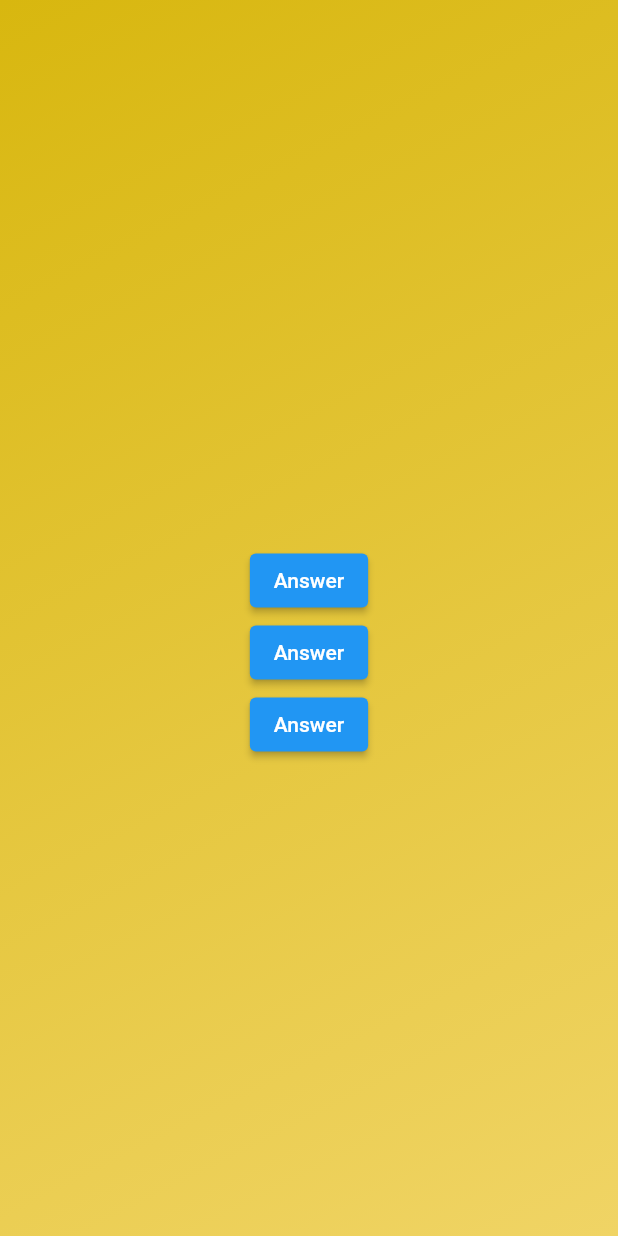
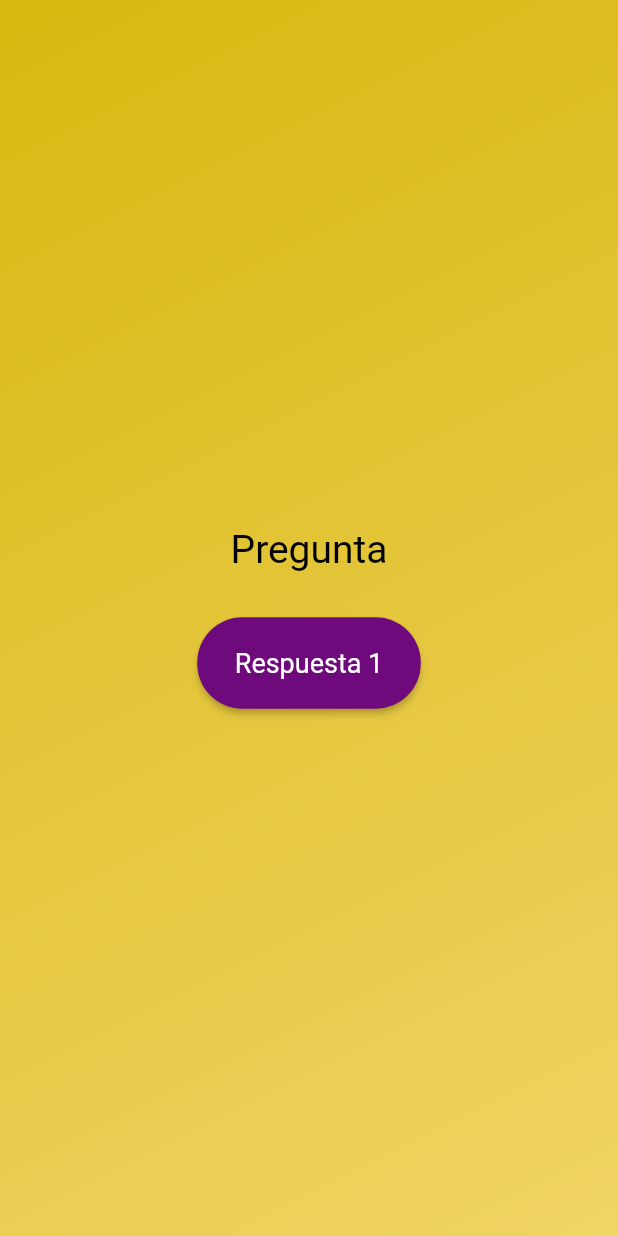
Before and after one commit to ricardozuritadev/flutter_movie_quiz_app, a Flutter app: the screen it shows after launch, after a tap on "Empezar", on a phone screen of 412 x 824 dp. Run offline on Flutter 3.47's test engine with Material 2 defaults, Android fonts, the phone set to English and light mode, and no system bars.

Commit message:
Implement AnswerButton widget

```diff
--- a/lib/questions_screen.dart
+++ b/lib/questions_screen.dart
@@ -1,4 +1,5 @@
 import 'package:flutter/material.dart';
+import 'package:quizz/answer_button.dart';
 
 class QuestionsScreen extends StatefulWidget {
   const QuestionsScreen({super.key});
@@ -17,13 +18,17 @@ class _QuestionsScreenState extends State<QuestionsScreen> {
       child: Column(
         mainAxisAlignment: MainAxisAlignment.center,
         children: [
-          const Text(''),
+          const Text(
+            'Pregunta',
+            style: TextStyle(color: Colors.black, fontSize: 26),
+          ),
           const SizedBox(
             height: 30,
           ),
-          ElevatedButton(onPressed: () {}, child: const Text('Answer')),
-          ElevatedButton(onPressed: () {}, child: const Text('Answer')),
-          ElevatedButton(onPressed: () {}, child: const Text('Answer'))
+          AnswerButton(
+            answerText: 'Respuesta 1',
+            onPressed: () {},
+          )
         ],
       ),
     );
```
